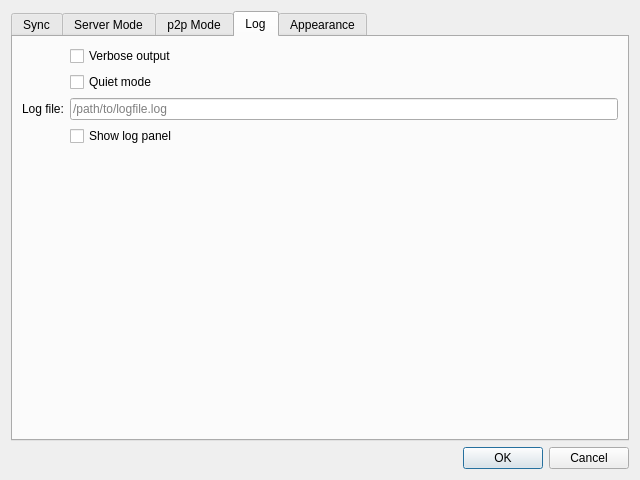
First picture: the form in hsync_desktop/ui/settings_dialog.ui, repository albertsdk/hsync-desktop, before the edit.
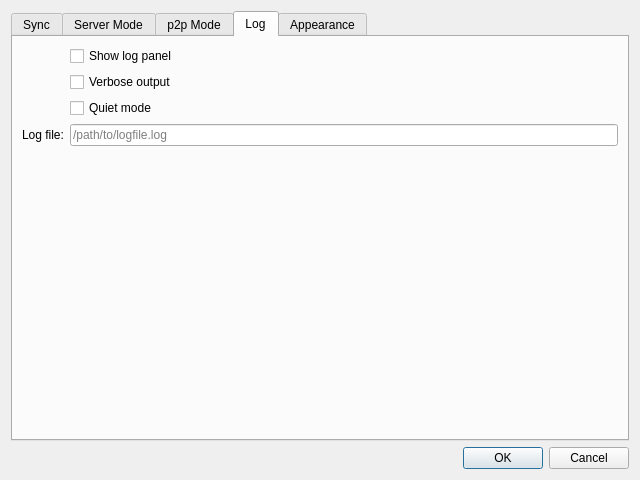
Second picture: the form after the edit. The open tabs and pages were chosen to show the change. Icons and pictures are not drawn.

Commit message:
fix(settings): order the log tab as Show log panel / Verbose / Log file
The Log tab's fields are reordered to Show log panel, Verbose (debug) output, Log file, and the 'Show log panel' label is now translated: its reference was discarded before and no settings.show_log_panel key existed (added to the five locales).

Patch:
```diff
--- a/hsync_desktop/ui/settings_dialog.ui
+++ b/hsync_desktop/ui/settings_dialog.ui
@@ -436,43 +436,43 @@
       </attribute>
       <layout class="QFormLayout" name="formLog">
        <item row="0" column="1">
+        <widget class="QCheckBox" name="showLogPanel">
+         <property name="text">
+          <string>Show log panel</string>
+         </property>
+         <property name="checked">
+          <bool>false</bool>
+         </property>
+        </widget>
+       </item>
+       <item row="1" column="1">
         <widget class="QCheckBox" name="verbose">
          <property name="text">
           <string>Verbose output</string>
          </property>
         </widget>
        </item>
-       <item row="1" column="1">
+       <item row="2" column="1">
         <widget class="QCheckBox" name="quiet">
          <property name="text">
           <string>Quiet mode</string>
          </property>
         </widget>
        </item>
-       <item row="2" column="0">
+       <item row="3" column="0">
         <widget class="QLabel" name="lblLogfile">
          <property name="text">
           <string>Log file:</string>
          </property>
         </widget>
        </item>
-       <item row="2" column="1">
+       <item row="3" column="1">
         <widget class="QLineEdit" name="logfile">
          <property name="placeholderText">
           <string>/path/to/logfile.log</string>
          </property>
         </widget>
        </item>
-       <item row="3" column="1">
-        <widget class="QCheckBox" name="showLogPanel">
-         <property name="text">
-          <string>Show log panel</string>
-         </property>
-         <property name="checked">
-          <bool>false</bool>
-         </property>
-        </widget>
-       </item>
       </layout>
      </widget>
      <!-- Tab: Appearance -->
```
The commit also changes 8 other files.
